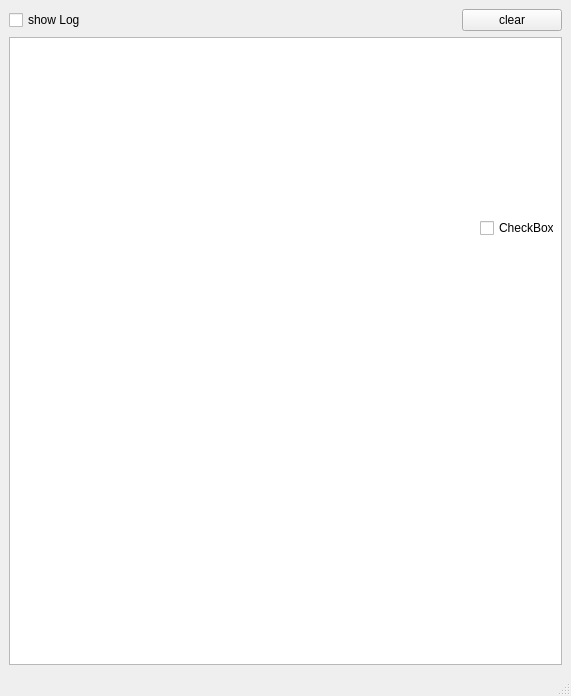
The window that ui/log.ui (gusdnd3150/communication-gui) describes before a commit, drawn with Qt 5.
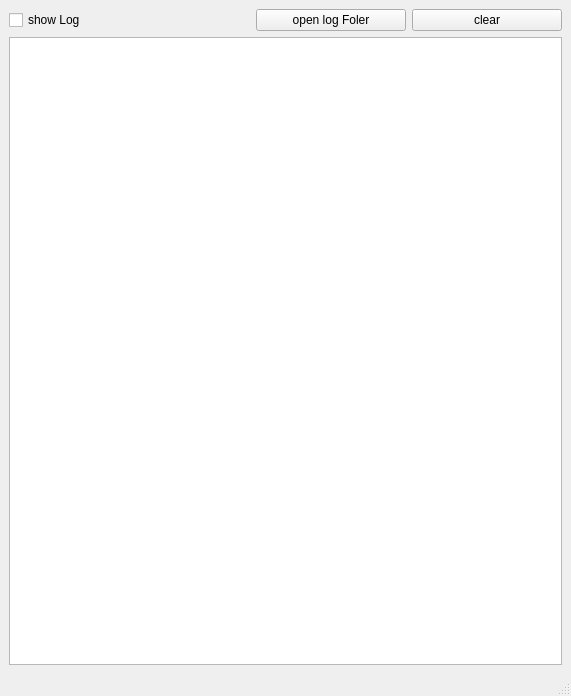
The same window after the commit.

Diff of the .ui file:
```diff
--- a/ui/log.ui
+++ b/ui/log.ui
@@ -24,11 +24,24 @@
         </property>
        </widget>
       </item>
+      <item>
+       <widget class="QPushButton" name="log_btn_openFoler">
+        <property name="maximumSize">
+         <size>
+          <width>150</width>
+          <height>16777215</height>
+         </size>
+        </property>
+        <property name="text">
+         <string>open log Foler</string>
+        </property>
+       </widget>
+      </item>
       <item>
        <widget class="QPushButton" name="log_btn_clear">
         <property name="maximumSize">
          <size>
-          <width>100</width>
+          <width>150</width>
           <height>16777215</height>
          </size>
         </property>
@@ -64,19 +77,6 @@
      </layout>
     </item>
    </layout>
-   <widget class="QCheckBox" name="checkBox">
-    <property name="geometry">
-     <rect>
-      <x>480</x>
-      <y>220</y>
-      <width>74</width>
-      <height>16</height>
-     </rect>
-    </property>
-    <property name="text">
-     <string>CheckBox</string>
-    </property>
-   </widget>
   </widget>
   <widget class="QMenuBar" name="menubar">
    <property name="geometry">
```
